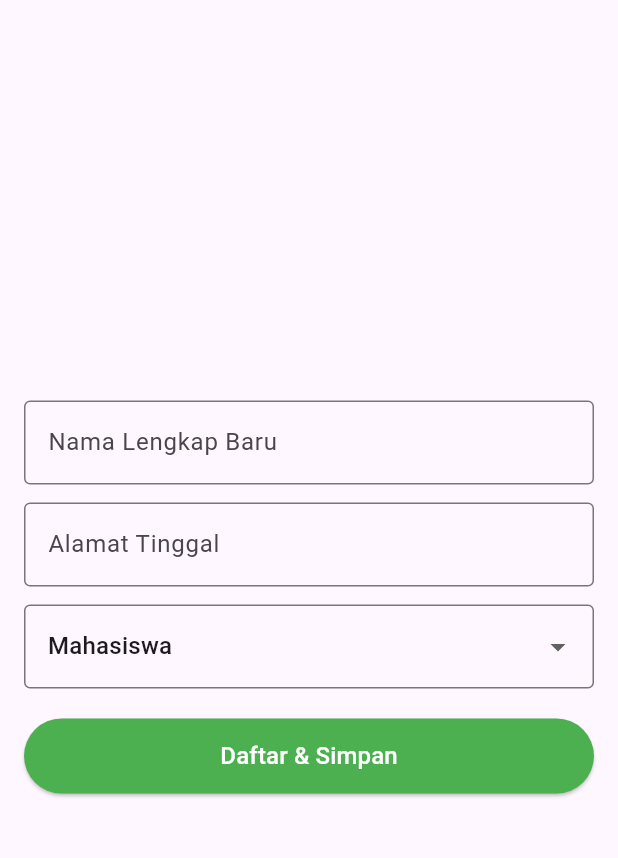
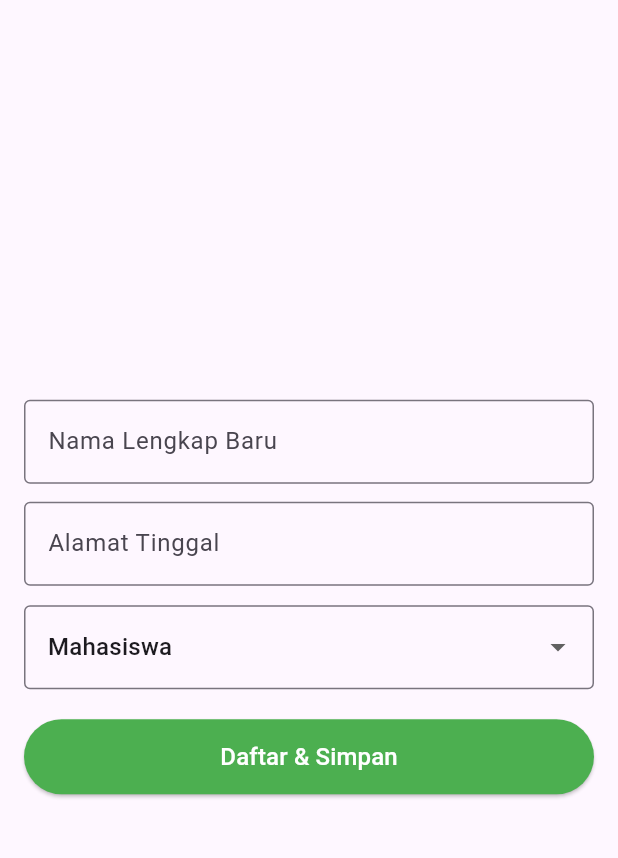
Before and after one commit to vittanovita751-dotcom/campushare, a Flutter app: the RegisterScreen screen opened directly, on a phone screen of 412 x 824 dp, the part 63-921 px from its top. Run offline on Flutter 3.47's test engine with Material 3 defaults, Android fonts, the phone set to English and light mode, and no system bars; accounts and stored records are empty.

Commit message:
mengganti hight jd 13

```diff
--- a/lib/main.dart
+++ b/lib/main.dart
@@ -257,7 +257,7 @@ class _RegisterScreenState extends State<RegisterScreen> {
               controller: _alamatController,
               decoration: const InputDecoration(labelText: 'Alamat Tinggal', border: OutlineInputBorder()),
             ),
-            const SizedBox(height: 12),
+            const SizedBox(height: 13),
             DropdownButtonFormField<String>(
               initialValue: _selectedRole,
               decoration: const InputDecoration(border: OutlineInputBorder()),
```
